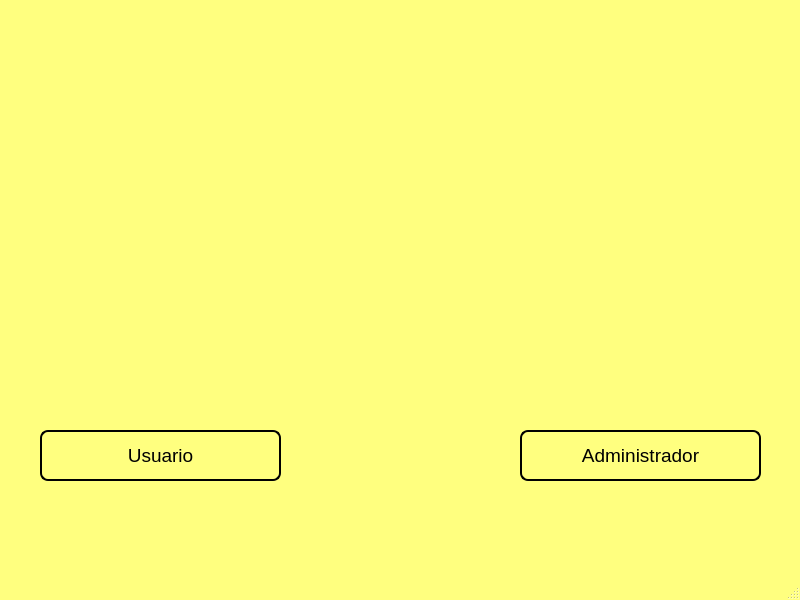
Before: the Qt Designer form BIBLIOTECA_PROY/assets/login.ui in mixano611/PROYECTO_PRG_POO_PY, drawn with Qt 5.
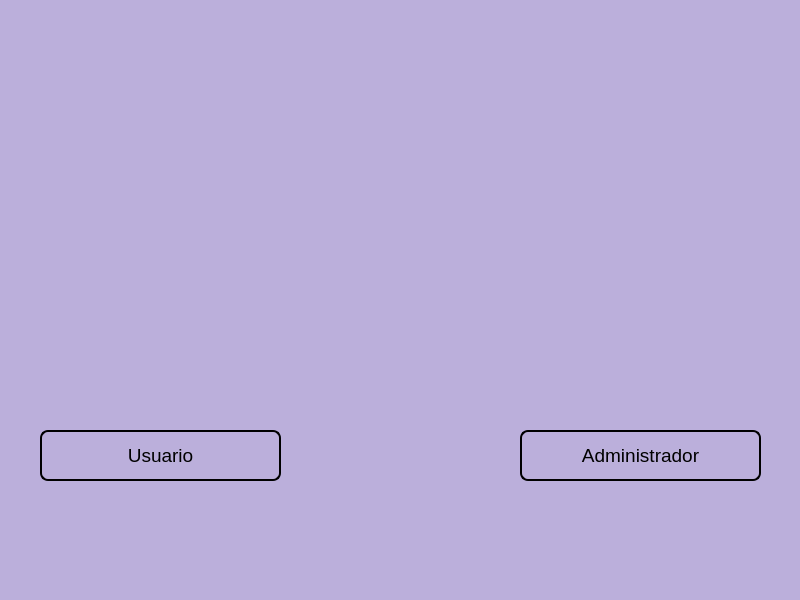
After: the same form once the commit is applied. Icons and pictures are not drawn.

```diff
--- a/BIBLIOTECA_PROY/assets/login.ui
+++ b/BIBLIOTECA_PROY/assets/login.ui
@@ -13,61 +13,88 @@
   <property name="palette">
    <palette>
     <active>
+     <colorrole role="Button">
+      <brush brushstyle="SolidPattern">
+       <color alpha="255">
+        <red>187</red>
+        <green>175</green>
+        <blue>219</blue>
+       </color>
+      </brush>
+     </colorrole>
      <colorrole role="Base">
       <brush brushstyle="SolidPattern">
        <color alpha="255">
-        <red>255</red>
-        <green>255</green>
-        <blue>255</blue>
+        <red>187</red>
+        <green>175</green>
+        <blue>219</blue>
        </color>
       </brush>
      </colorrole>
      <colorrole role="Window">
       <brush brushstyle="SolidPattern">
        <color alpha="255">
-        <red>255</red>
-        <green>255</green>
-        <blue>127</blue>
+        <red>187</red>
+        <green>175</green>
+        <blue>219</blue>
        </color>
       </brush>
      </colorrole>
     </active>
     <inactive>
+     <colorrole role="Button">
+      <brush brushstyle="SolidPattern">
+       <color alpha="255">
+        <red>187</red>
+        <green>175</green>
+        <blue>219</blue>
+       </color>
+      </brush>
+     </colorrole>
      <colorrole role="Base">
       <brush brushstyle="SolidPattern">
        <color alpha="255">
-        <red>255</red>
-        <green>255</green>
-        <blue>255</blue>
+        <red>187</red>
+        <green>175</green>
+        <blue>219</blue>
        </color>
       </brush>
      </colorrole>
      <colorrole role="Window">
       <brush brushstyle="SolidPattern">
        <color alpha="255">
-        <red>255</red>
-        <green>255</green>
-        <blue>127</blue>
+        <red>187</red>
+        <green>175</green>
+        <blue>219</blue>
        </color>
       </brush>
      </colorrole>
     </inactive>
     <disabled>
+     <colorrole role="Button">
+      <brush brushstyle="SolidPattern">
+       <color alpha="255">
+        <red>187</red>
+        <green>175</green>
+        <blue>219</blue>
+       </color>
+      </brush>
+     </colorrole>
      <colorrole role="Base">
       <brush brushstyle="SolidPattern">
        <color alpha="255">
-        <red>255</red>
-        <green>255</green>
-        <blue>127</blue>
+        <red>187</red>
+        <green>175</green>
+        <blue>219</blue>
        </color>
       </brush>
      </colorrole>
      <colorrole role="Window">
       <brush brushstyle="SolidPattern">
        <color alpha="255">
-        <red>255</red>
-        <green>255</green>
-        <blue>127</blue>
+        <red>187</red>
+        <green>175</green>
+        <blue>219</blue>
        </color>
       </brush>
      </colorrole>
@@ -77,6 +104,9 @@
   <property name="windowTitle">
    <string>MainWindow</string>
   </property>
+  <property name="styleSheet">
+   <string notr="true">background-color: #BBAFDB</string>
+  </property>
   <widget class="QWidget" name="centralwidget">
    <widget class="QPushButton" name="btnUsuario">
     <property name="geometry">
```
Left out of the diff: 2 changed lines with no effect on the pictures.
